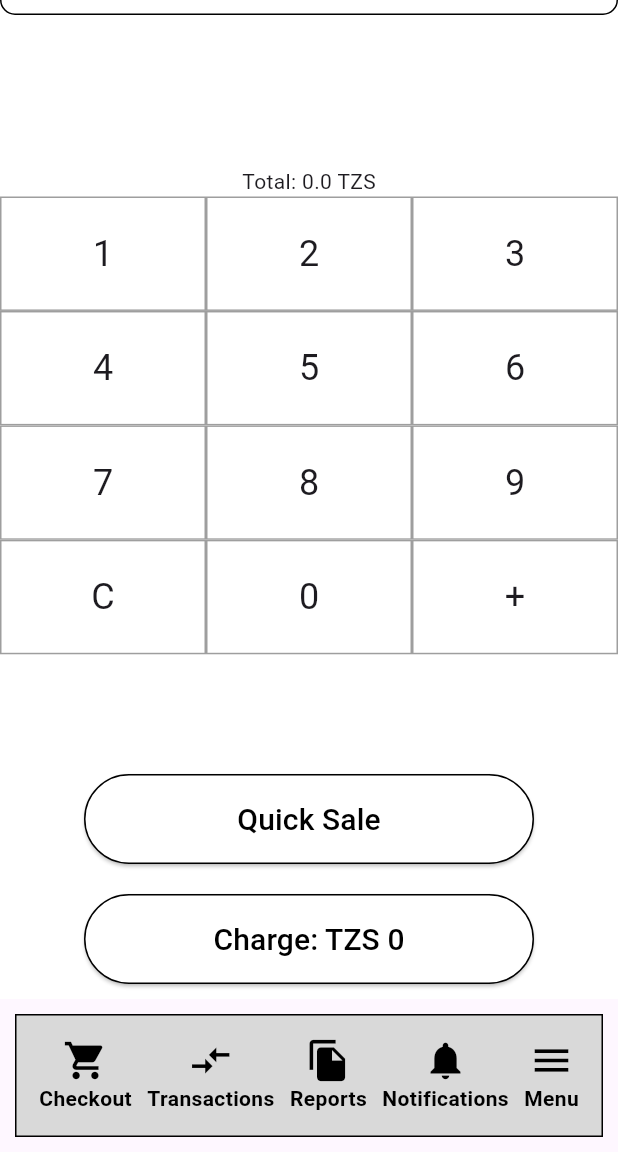
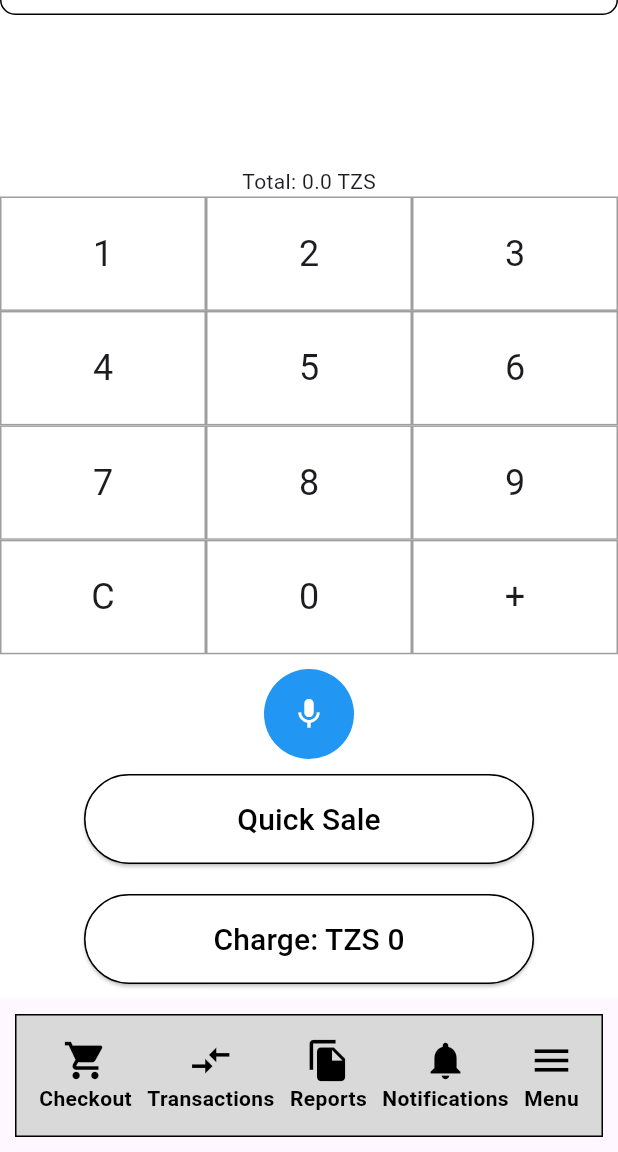
Before and after one commit to Dash4Cash-0/faida_pos, a Flutter app: the screen it shows after launch, on a phone screen of 412 x 824 dp, the part 84-1236 px from its top. Run offline on Flutter 3.47's test engine with Material 3 defaults, Android fonts, the phone set to English and light mode, and no system bars; our stand-ins replace flutter_secure_storage, image_picker, shared_preferences, sqflite_common_ffi, table_calendar; missing offline and left inert: record, window_size; accounts and stored records are empty; generated files the repository leaves out were written again.

Commit message:
added mic button to checkout screen and animation when holding button to speak

```diff
--- a/lib/home_root.dart
+++ b/lib/home_root.dart
@@ -28,11 +28,12 @@ class _HomeRootState extends State<HomeRoot> {
   }
 
   late final _screens = [
-    Checkout(controller: _controller,),
+    Checkout(controller: _controller,
+    recording: recording,),
     Transactions(),
     Reports(),
     Notifications(),
-    Menu(recording: recording,),
+    Menu(),
   ];
 
   @override
--- a/lib/screens/checkout.dart
+++ b/lib/screens/checkout.dart
@@ -4,6 +4,7 @@ import 'package:faida_pos/l10n/app_localizations.dart';
 import 'package:faida_pos/models/product.dart';
 import 'package:faida_pos/models/sale_item.dart';
 import 'package:faida_pos/services/database_service.dart';
+import 'package:faida_pos/services/voice_recording_service.dart';
 import 'package:faida_pos/widgets/checkout_widgets/checkout_bottom_sheet.dart';
 import 'package:faida_pos/widgets/checkout_widgets/checkout_button_widget.dart';
 import 'package:faida_pos/widgets/checkout_widgets/favorites_tab/favorites_widget.dart';
@@ -20,22 +21,58 @@ import '../widgets/checkout_widgets/receipt_widget.dart';
 class Checkout extends StatefulWidget {
 
   final CheckoutController controller;
+  final VoiceRecordingService recording;
 
-  const Checkout({super.key, required this.controller});
+  const Checkout({super.key,
+    required this.controller,
+    required this.recording});
 
   @override
   State<Checkout> createState() => _CheckoutState();
 }
 
-class _CheckoutState extends State<Checkout> {
+class _CheckoutState extends State<Checkout> with TickerProviderStateMixin {
+  late final List<AnimationController> _barControllers;
+  late final List<Animation<double>> _barAnimations;
   late final l10n = AppLocalizations.of(context)!;
   late final productController = Provider.of<ProductController>(context, listen: false);
   final _formKey = GlobalKey<FormState>();
+  bool _isRecording = false;
+
 
   @override
   void initState(){
     super.initState();
+    _barControllers = List.generate(8, (i) =>AnimationController(
+        vsync: this,
+        duration: Duration(milliseconds: 250 + (i * 60) + (i % 3 * 40)),
+    ));
+    _barAnimations = _barControllers.map((c) =>
+    Tween<double>(begin: 4, end: 45).animate(
+      CurvedAnimation(parent: c, curve: Curves.easeInOut)
+    )).toList();
     _loadFavoriteProducts();
+  }
+
+  @override
+  void dispose(){
+    for(final c in _barControllers){
+      c.dispose();
+    }
+    super.dispose();
+  }
+
+  void _startWave(){
+    for (final c in _barControllers){
+      c.repeat(reverse: true);
+    }
+  }
+
+  void _stopWave(){
+    for(final c in _barControllers){
+      c.stop();
+      c.reset();
+    }
   }
 
   Future<void> _loadFavoriteProducts() async {
@@ -406,15 +443,17 @@ class _CheckoutState extends State<Checkout> {
                                       color: Colors.black,width: 1,
                                       style: BorderStyle.solid,)),
                                 child: Text(l10n.no)),
-                          )
+                          ),
                         ],
-                      )
+                      ),
             ],
           )
             ,)
           ),
         );
   }
+
+
 
   @override
   Widget build(BuildContext context) {
@@ -442,7 +481,10 @@ class _CheckoutState extends State<Checkout> {
     return Scaffold(
       backgroundColor: Colors.white,
       body: SafeArea(
-        child: Column(
+        child:Stack(
+          alignment: Alignment.center,
+          children: [
+            Column(
               mainAxisAlignment: MainAxisAlignment.center,
               children: [
                 TabsWidget(tabs: [
@@ -491,6 +533,78 @@ class _CheckoutState extends State<Checkout> {
                 )
               ],
             ),
+            if(_isRecording)
+              Positioned(
+                bottom: 250,
+                left: 0,
+                right: 0,
+                child: IgnorePointer(
+                  child: Column(
+                    children: [
+                      Text(
+                        "Listening....",
+                        style: TextStyle(
+                          color: Colors.red,
+                          fontSize: 13,
+                          fontWeight: FontWeight.w500,
+                        ),
+                      ),
+                      SizedBox(height: 12),
+                      SizedBox(
+                        height: 60,
+                        child: Row(
+                          mainAxisAlignment: MainAxisAlignment.center,
+                          crossAxisAlignment: CrossAxisAlignment.center,
+                          children: List.generate(20, (i) =>
+                              AnimatedBuilder(
+                                animation: _barAnimations[i % _barAnimations.length],
+                                builder: (context, _) {
+                                  final distanceFromCenter = (i - 9.5).abs();
+                                  final heightMultiplier = 1.0 - (distanceFromCenter / 12);
+                                  return Container(
+                                    margin: EdgeInsets.symmetric(horizontal: 2.5),
+                                    width: 4,
+                                    height: (_barAnimations[i % _barAnimations.length].value * heightMultiplier).clamp(4, 60),
+                                    decoration: BoxDecoration(
+                                      color: Colors.red.withValues(alpha: 0.6 + (heightMultiplier * 0.4)),
+                                      borderRadius: BorderRadius.circular(4),
+                                    ),
+                                  );
+                                },
+                              ),
+                          ),
+                        ),
+                      ),
+                    ],
+                  ),
+                ),
+              ),
+            Positioned(
+              bottom: 160,
+              child: Listener(
+                onPointerDown: (_) {
+                  setState(() => _isRecording = true);
+                  _startWave();
+                  widget.recording.startRecording();
+                },
+                onPointerUp: (_) {
+                  setState(() => _isRecording = false);
+                  _stopWave();
+                  widget.recording.stopRecording();
+                },
+                child: Container(
+                  width: 60,
+                  height: 60,
+                  decoration: BoxDecoration(
+                    color: _isRecording ? Colors.red : Colors.blue,
+                    shape: BoxShape.circle,
+                  ),
+                  child: Icon(Icons.mic, color: Colors.white),
+                ),
+              ),
+            ),
+          ],
+        )
       ),
     );
   }
```
Also changed, not shown: lib/screens/menu.dart (+1 -16 lines). Lines whose indentation alone changed are shown as unchanged.
